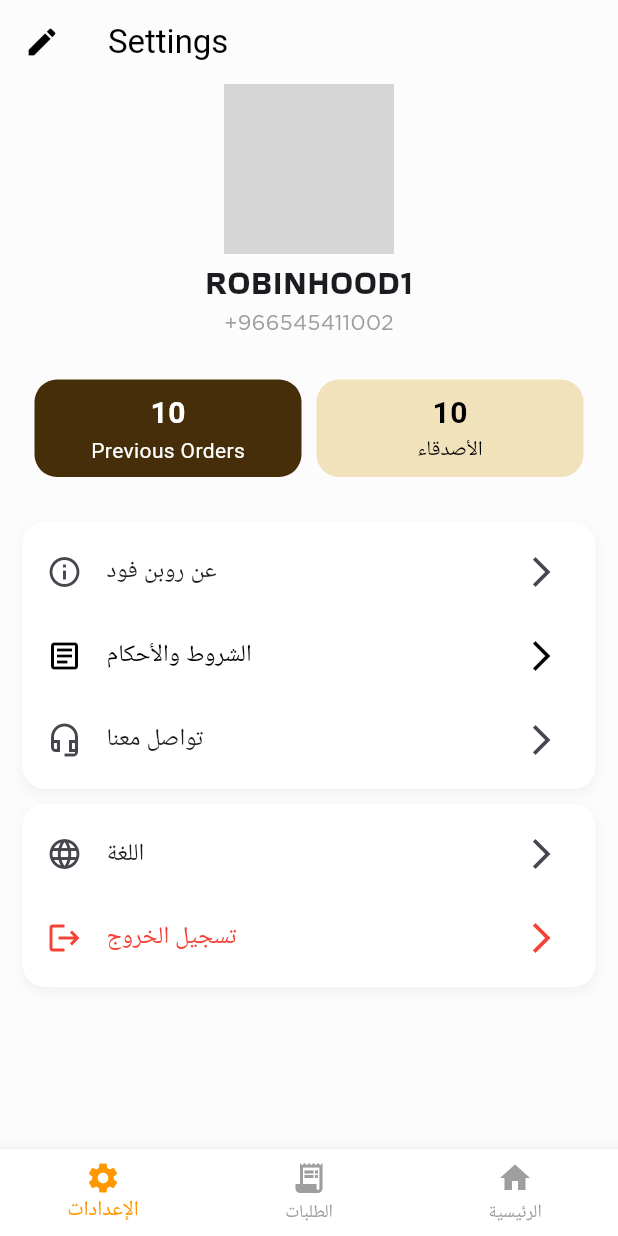
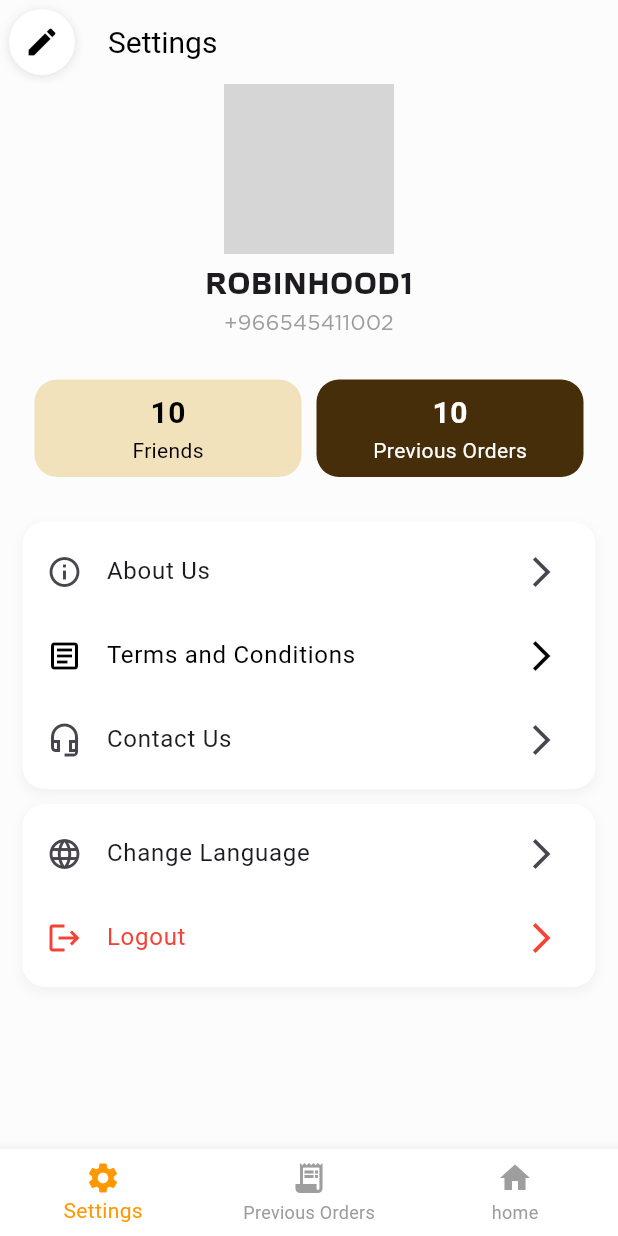
Before and after one commit to ShaimaaAlrifay/robinfood_myv, a Flutter app: the screen it shows after launch, on a phone screen of 412 x 824 dp. Run offline on Flutter 3.47's test engine with Material 3 defaults, Android fonts, the phone set to English and light mode, and no system bars; our stand-ins replace get; grey boxes are pictures that could not be loaded.

Commit message:
RTL & LTR done and the translate is working

```diff
--- a/lib/edit_profile.dart
+++ b/lib/edit_profile.dart
@@ -19,7 +19,6 @@ class EditProfilePage extends StatelessWidget {
         appBar: AppBar(
           backgroundColor: Colors.transparent,
           elevation: 0,
-          centerTitle: true,
           leading: IconButton(
             icon: Icon(Icons.arrow_back, color: Colors.black),
             onPressed: () {
--- a/lib/main.dart
+++ b/lib/main.dart
@@ -53,19 +53,35 @@ class SettingsScreen extends StatelessWidget {
     return Scaffold(
       backgroundColor: const Color(0xFFFCFCFC),
       appBar: AppBar(
-        leading: IconButton(
-          icon: const Icon(Icons.edit, color: Colors.black),
-          onPressed: () {
-            // Navigate to Edit Profile Page
-            Get.to(() => const EditProfilePage());
-          },
-        ),
         backgroundColor: const Color(0xFFFCFCFC),
         title: Text(
-          'settings'.tr, // Translation key for 'settings'
-          style: const TextStyle(color: Colors.black),
+          'settings'.tr,
+          style: const TextStyle(
+            color: Colors.black,
+            fontSize: 20,
+          ),
         ),
-        centerTitle: false,
+        leading: Padding(
+          padding: const EdgeInsets.all(5.0),
+          child: Container(
+            margin: const EdgeInsets.all(1),
+            decoration: BoxDecoration(
+                color: Colors.white,
+                shape: BoxShape.circle,
+                boxShadow: const [
+                  BoxShadow(
+                      blurRadius: 5,
+                      color: Color.fromARGB(255, 224, 224, 224),
+                      offset: Offset(0, 1))
+                ]),
+            child: IconButton(
+              icon: Icon(Icons.edit, color: Colors.black),
+              onPressed: () {
+                Get.to(() => const EditProfilePage());
+              },
+            ),
+          ),
+        ),
       ),
       body: Directionality(
         textDirection: isArabic ? TextDirection.rtl : TextDirection.ltr,
@@ -108,17 +124,17 @@ class SettingsScreen extends StatelessWidget {
               mainAxisAlignment: MainAxisAlignment.center,
               children: [
                 _buildStatButton(
+                  title: 'friends'.tr,
+                  value: '10',
+                  color: const Color(0xFFF2E2BC),
+                  textColor: Colors.black,
+                ),
+                const SizedBox(width: 10),
+                _buildStatButton(
                   title: 'previous_orders'.tr,
                   value: '10',
                   color: const Color(0xff452E09),
                   textColor: Colors.white,
-                ),
-                const SizedBox(width: 10),
-                _buildStatButton(
-                  title: 'الأصدقاء'.tr,
-                  value: '10',
-                  color: const Color(0xFFF2E2BC),
-                  textColor: Colors.black,
                 ),
               ],
             ),
@@ -128,19 +144,19 @@ class SettingsScreen extends StatelessWidget {
               child: ListView(
                 children: [
                   _buildOption(
-                    title: 'عن روبن فود'.tr,
+                    title: 'about_us'.tr,
                     icon: Icons.info_outline,
                     onTap: () {
                       // Navigate to About Us page
                       // Get.to(() => const AboutUsPage());
                     },
-                    title2: 'الشروط والأحكام'.tr,
+                    title2: 'terms_conditions'.tr,
                     icon2: Icons.article_outlined,
                     onTap2: () {
                       // Navigate to Terms and Conditions page
                       // Get.to(() => const TermsAndConditionsPage());
                     },
-                    title3: 'تواصل معنا'.tr,
+                    title3: 'contact_us'.tr,
                     icon3: Icons.headset_mic_outlined,
                     onTap3: () {
                       // Navigate to Contact Us page
@@ -148,13 +164,13 @@ class SettingsScreen extends StatelessWidget {
                     },
                   ),
                   _buildOption(
-                    title: 'اللغة'.tr,
+                    title: 'change_language'.tr,
                     icon: Icons.language,
                     onTap: () {
                       // Show the language selection dialog
                       _showLanguageDialog(context);
                     },
-                    title2: 'تسجيل الخروج'.tr,
+                    title2: 'logout'.tr,
                     icon2: Icons.logout,
                     iconColor2: Colors.red,
                     onTap2: () {
@@ -177,15 +193,15 @@ class SettingsScreen extends StatelessWidget {
         items: [
           BottomNavigationBarItem(
             icon: const Icon(Icons.settings),
-            label: 'الإعدادات'.tr,
+            label: 'settings'.tr,
           ),
           BottomNavigationBarItem(
             icon: const Icon(Icons.receipt_long),
-            label: 'الطلبات'.tr,
+            label: 'previous_orders'.tr,
           ),
           BottomNavigationBarItem(
             icon: const Icon(Icons.home),
-            label: 'الرئيسية'.tr,
+            label: 'home'.tr,
           ),
         ],
       ),
@@ -199,7 +215,7 @@ void _showLanguageDialog(BuildContext context) {
     context: context,
     builder: (BuildContext context) {
       return AlertDialog(
-        title: Text('اختر اللغة'.tr), // Translation for "Choose Language"
+        title: Text('select_language'.tr),
         content: Column(
           mainAxisSize: MainAxisSize.min,
           children: [
@@ -303,7 +319,7 @@ Widget _buildOption({
     child: Column(
       children: [
         InkWell(
-          onTap: onTap, // Correct use of onTap
+          onTap: onTap,
           child: ListTile(
             leading: Icon(icon),
             title: Text(title),
@@ -312,7 +328,7 @@ Widget _buildOption({
         ),
         if (title2 != null && icon2 != null && onTap2 != null)
           InkWell(
-            onTap: onTap2, // Correct use of onTap2
+            onTap: onTap2,
             child: ListTile(
               leading: Icon(icon2, color: iconColor2 ?? Colors.black),
               title: Text(
@@ -330,7 +346,7 @@ Widget _buildOption({
           ),
         if (title3 != null && icon3 != null && onTap3 != null)
           InkWell(
-            onTap: onTap3, // Correct use of onTap3
+            onTap: onTap3,
             child: ListTile(
               leading: Icon(icon3),
               title: Text(title3),
--- a/lib/messages.dart
+++ b/lib/messages.dart
@@ -6,24 +6,28 @@ class Messages extends Translations {
     'en': {
       'settings': 'Settings',
       'previous_orders': 'Previous Orders',
+      'home': 'home',
       'friends': 'Friends',
       'about_us': 'About Us',
       'terms_conditions': 'Terms and Conditions',
       'contact_us': 'Contact Us',
       'language': 'Language',
       'logout': 'Logout',
-      'change_language': 'Change Language',  // Add this key for translation
+      'change_language': 'Change Language',
+      'select_language': 'Select Language',  // Add this key for translation
     },
     'ar': {
       'settings': 'الإعدادات',
       'previous_orders': 'الطلبات السابقة',
+      'home': 'الرئيسية',
       'friends': 'الأصدقاء',
       'about_us': 'عن روبن فود',
       'terms_conditions': 'الشروط والأحكام',
       'contact_us': 'تواصل معنا',
       'language': 'اللغة',
       'logout': 'تسجيل الخروج',
-      'change_language': 'تغيير اللغة', // Arabic translation for 'Change Language'
+      'change_language': 'تغيير اللغة',
+      'select_language': 'اختر اللغة', // Arabic translation for 'Change Language'
     },
   };
 }
```
